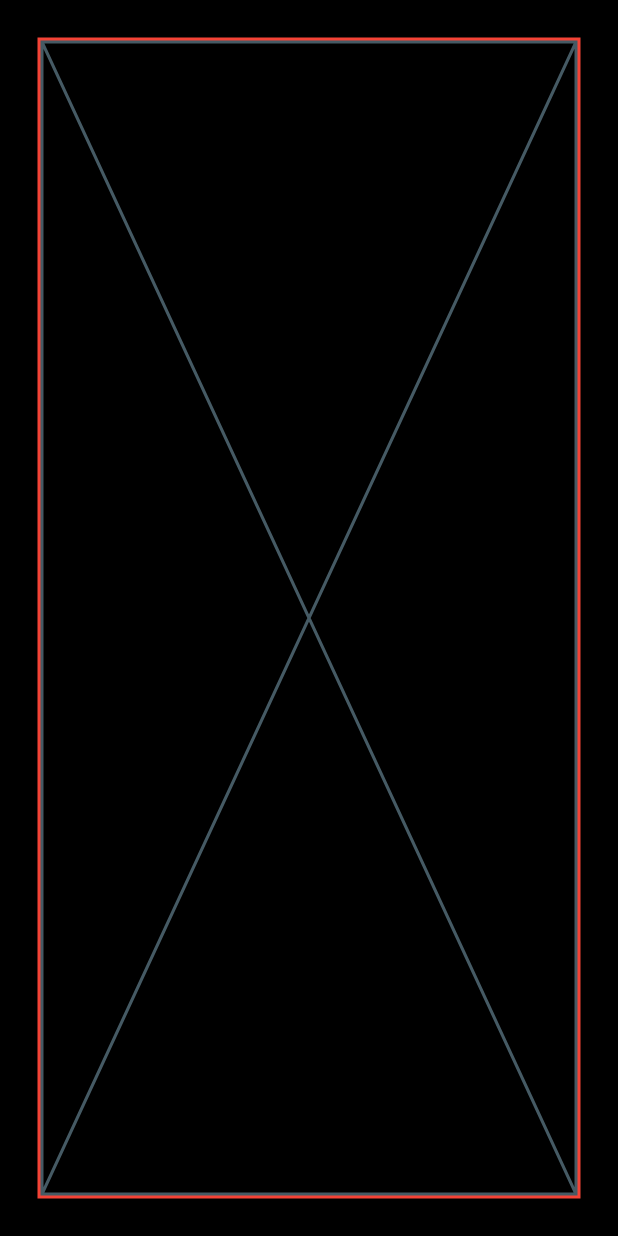
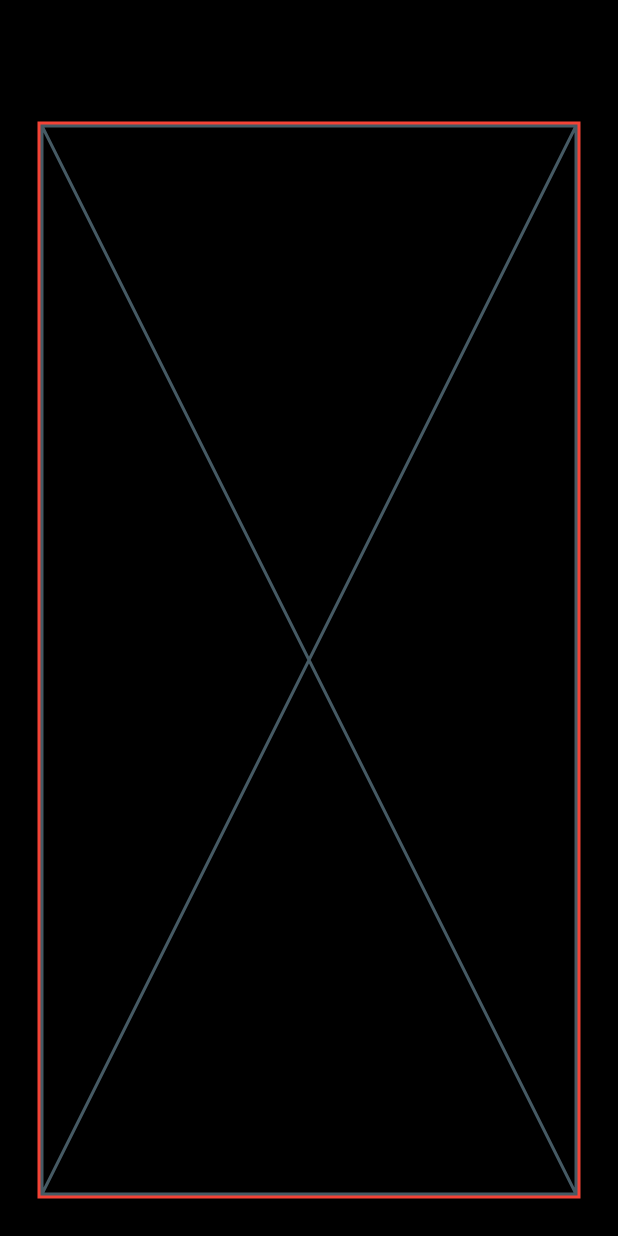
Before and after one commit to bitsbuild/flutter-course-work, a Flutter app: the screen it shows after launch, on a phone screen of 412 x 824 dp. Run offline on Flutter 3.47's test engine with Material 3 defaults, Android fonts, the phone set to English and light mode, and no system bars; our stand-ins replace rflutter_alert.

Commit message:
Flutter: Project-3: AppBar Added Structurally

```diff
--- a/Project-3-Expense-Tracker-App/expense_tracker/lib/main.dart
+++ b/Project-3-Expense-Tracker-App/expense_tracker/lib/main.dart
@@ -41,6 +41,7 @@ class _ExpenseTrackerScaffold extends State<ExpenseTrackerScaffold> {
   @override
   Widget build(BuildContext context) {
     return Scaffold(
+      appBar: AppBar(flexibleSpace: Container(color: Colors.black)),
       body: Container(
         color: Colors.black,
         child: Padding(
```
